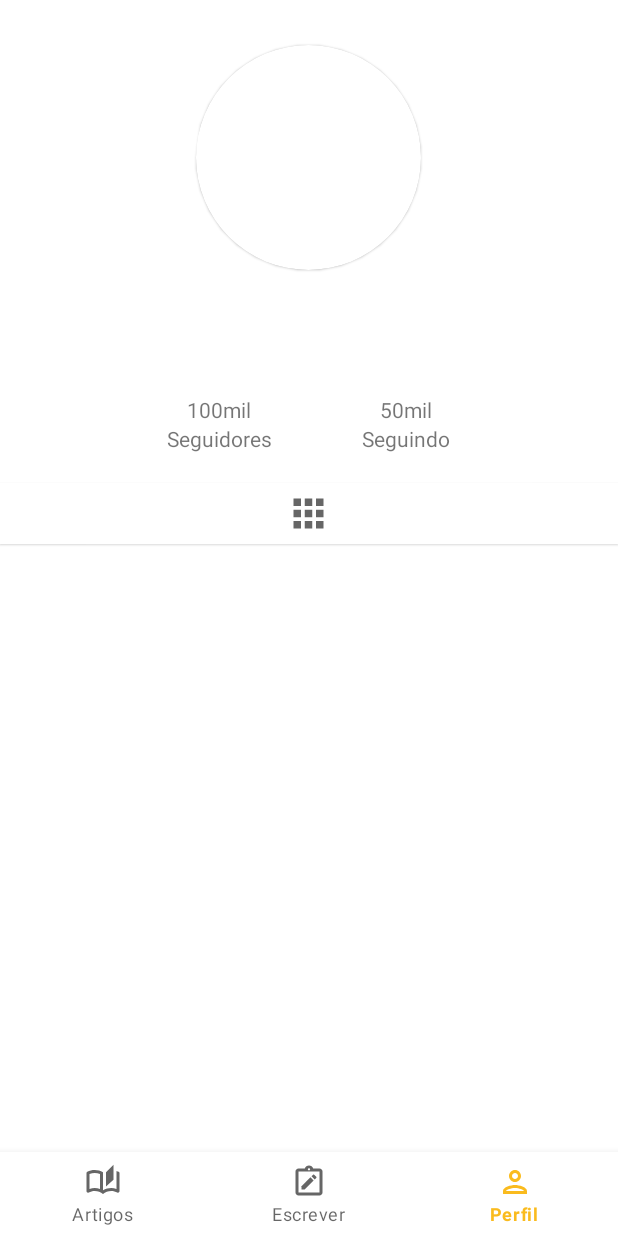
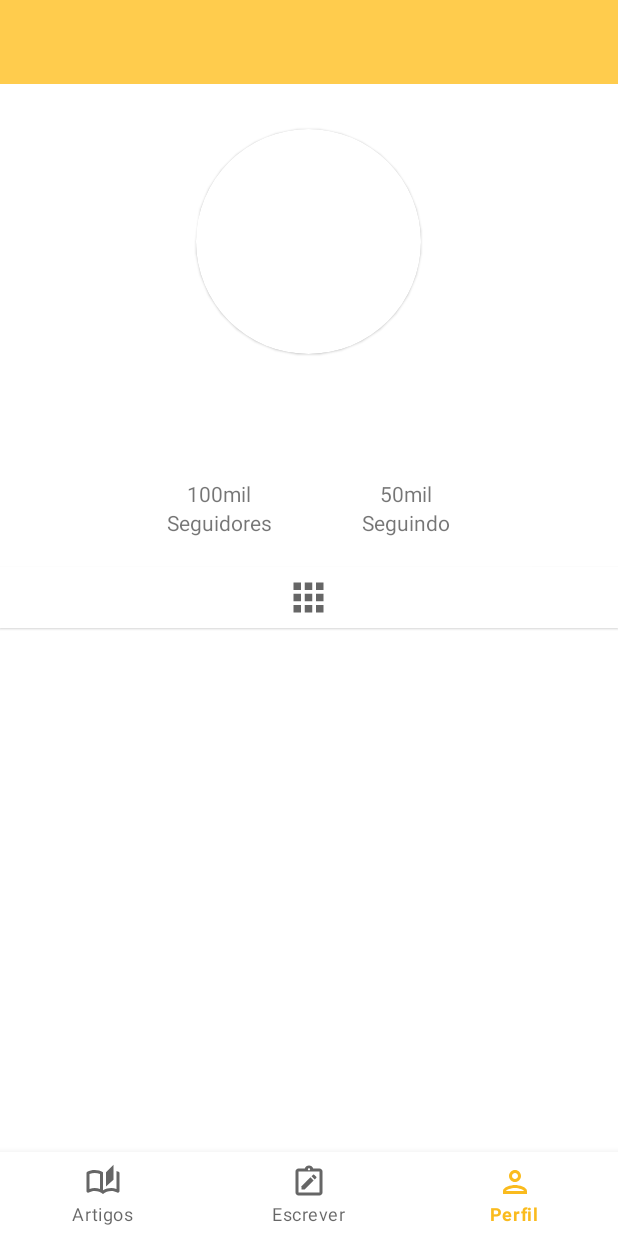
Before and after one commit to caiojj/knowledge-app, an Android app: the ArticleFragment screen opened directly, with no data from a screen before it, item 3 of the bottom bar chosen, on a phone screen of 412 x 824 dp. Run offline under Robolectric (Android 15) with nearby library versions, the phone set to English and light mode, and no system bars; 1 statement that could not run was skipped.

```diff
--- a/app/src/main/java/br/com/knowledge/ui/EditProfileActivity.kt
+++ b/app/src/main/java/br/com/knowledge/ui/EditProfileActivity.kt
@@ -17,7 +17,6 @@ import br.com.knowledge.core.extensions.loadingImage
 import br.com.knowledge.data.model.ActiveUser
 import br.com.knowledge.databinding.ActivityEditProfileBinding
 import br.com.knowledge.presentation.EditProfileViewModel
-import com.bumptech.glide.Glide
 import org.koin.androidx.viewmodel.ext.android.viewModel
 
 class EditProfileActivity : AppCompatActivity() {
@@ -47,7 +46,7 @@ class EditProfileActivity : AppCompatActivity() {
 
     private fun initComponent() {
         binding.tieName.setText(activeUser.name)
-
+        binding.tieUser.setText(activeUser.nameUser)
         loadingImage(binding.root.context, activeUser.imageUrl, binding.ivProfile)
     }
 
--- a/app/src/main/java/br/com/knowledge/ui/ProfileFragment.kt
+++ b/app/src/main/java/br/com/knowledge/ui/ProfileFragment.kt
@@ -68,6 +68,7 @@ class ProfileFragment: Fragment() {
 
     private fun initComponents(activeUser: ActiveUser) {
         binding.tvName.text = activeUser.name
+        binding.toolbarProfile.title = activeUser.nameUser
         binding.tvUserName.text = activeUser.nameUser
         binding.tvCountFollowers.text = activeUser.followers.toString()
         binding.tvCountFollowing.text = activeUser.following.toString()
--- a/app/src/main/res/layout/fragment_profile.xml
+++ b/app/src/main/res/layout/fragment_profile.xml
@@ -7,17 +7,27 @@
     xmlns:app="http://schemas.android.com/apk/res-auto"
     tools:context=".ui.ProfileFragment">
 
+   <com.google.android.material.appbar.MaterialToolbar
+       android:id="@+id/toolbar_profile"
+       android:background="@color/yellow_low"
+       app:layout_scrollFlags="scroll|exitUntilCollapsed"
+       android:fitsSystemWindows="true"
+       app:titleTextColor="@color/white"
+       app:layout_constraintStart_toStartOf="parent"
+       app:layout_constraintEnd_toEndOf="parent"
+       app:layout_constraintTop_toTopOf="parent"
+       android:layout_width="match_parent"
+       android:layout_height="wrap_content"/>
 
     <androidx.core.widget.NestedScrollView
         android:id="@+id/sv_profile"
         android:layout_width="match_parent"
-        android:overScrollMode="never"
-        android:layout_height="match_parent"
-        android:orientation="vertical"
+        android:layout_height="0dp"
         app:layout_constraintBottom_toBottomOf="parent"
         app:layout_constraintEnd_toEndOf="parent"
+        app:layout_constraintTop_toBottomOf="@id/toolbar_profile"
         app:layout_constraintStart_toStartOf="parent"
-        app:layout_constraintTop_toTopOf="parent">
+        >
 
         <LinearLayout
             android:layout_width="match_parent"
--- a/app/src/main/res/layout/item_article.xml
+++ b/app/src/main/res/layout/item_article.xml
@@ -30,7 +30,7 @@
                 android:id="@+id/iv_banner"
                 android:layout_width="match_parent"
                 android:layout_height="200dp"
-                android:src="@mipmap/ic_banner" />
+                android:src="@mipmap/ic_android_10_foreground" />
 
             <TextView
                 android:id="@+id/title_article"
--- a/app/src/main/res/mipmap-anydpi-v26/ic_android_10.xml
+++ b/app/src/main/res/mipmap-anydpi-v26/ic_android_10.xml
@@ -1,5 +1,4 @@
 <?xml version="1.0" encoding="utf-8"?>
 <adaptive-icon xmlns:android="http://schemas.android.com/apk/res/android">
-    <background android:drawable="@mipmap/ic_android_10_background"/>
     <foreground android:drawable="@mipmap/ic_android_10_foreground"/>
 </adaptive-icon>
```
Also changed, not shown: 3 other files.
